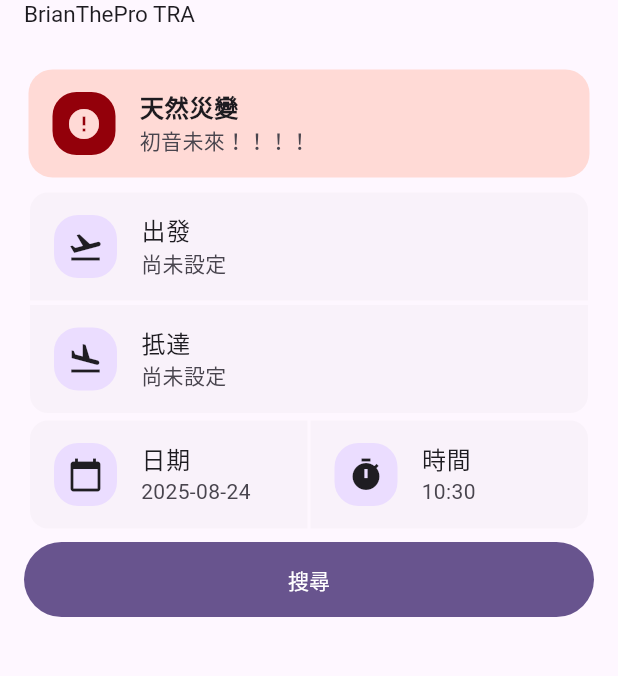
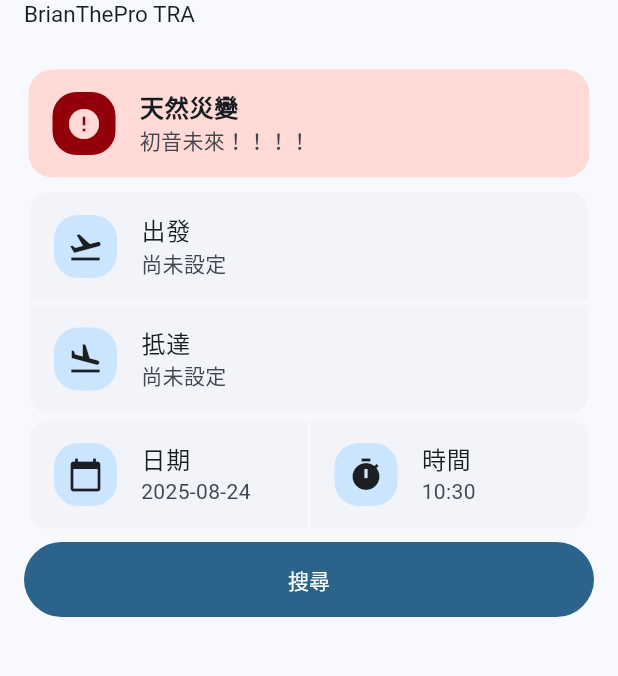
Before and after one commit to 0944-tw/fosstra, a Flutter app: the screen it shows after launch, on a phone screen of 412 x 824 dp, the part 334-1010 px from its top. Run offline on Flutter 3.47's test engine with Material 3 defaults, Android fonts, the phone set to English and light mode, and no system bars; drawn by our look-alikes of dynamic_color; our stand-ins replace loader_overlay; missing offline and left inert: modern_dialog.

Commit message:
Update name, Colors

```diff
--- a/lib/main.dart
+++ b/lib/main.dart
@@ -1,4 +1,5 @@
 import 'package:flutter/material.dart';
+import 'package:flutter_localizations/flutter_localizations.dart';
 import 'package:loader_overlay/loader_overlay.dart';
 import 'package:tra/HomePage.dart';
 import 'package:dynamic_color/dynamic_color.dart';
@@ -16,22 +17,33 @@ class MainApp extends StatelessWidget {
       builder: (ColorScheme? lightDynamic, ColorScheme? darkDynamic) {
         // Define your fallback color schemes
         ColorScheme lightColorScheme = ColorScheme.fromSeed(
-          seedColor: Colors.deepPurple, // Your default primary color
-          brightness: Brightness.light,
+              seedColor: Color.fromARGB(255, 37, 111, 160),
+             // seedColor: Colors.deepPurple,
+           brightness: Brightness.light,
         );
         ColorScheme darkColorScheme = ColorScheme.fromSeed(
-          seedColor: Colors.deepPurple,
+         seedColor: Color.fromARGB(255, 37, 111, 160),
           brightness: Brightness.dark,
         );
 
-        // If dynamic colors are available, use them
+        /*
+         // If dynamic colors are available, use them
         if (lightDynamic != null && darkDynamic != null) {
           lightColorScheme = lightDynamic;
           darkColorScheme = darkDynamic;
         }
+        */
 
         return MaterialApp(
-          title: 'OpenTRA',
+          title: 'btrTRA',
+          localizationsDelegates: [
+            GlobalMaterialLocalizations.delegate,
+            GlobalWidgetsLocalizations.delegate,
+          ],
+          supportedLocales: [
+            Locale('en'),
+            Locale('tw'),
+          ],
           theme: ThemeData(
             colorScheme: lightColorScheme,
             useMaterial3: true, // Crucial for Material You
@@ -40,7 +52,7 @@ class MainApp extends StatelessWidget {
             colorScheme: darkColorScheme,
             useMaterial3: true,
           ),
-          themeMode: ThemeMode.system, // Respects system light/dark mode
+          themeMode: ThemeMode.light, // Respects system light/dark mode
           home: HomePage(),
         );
       },
```
